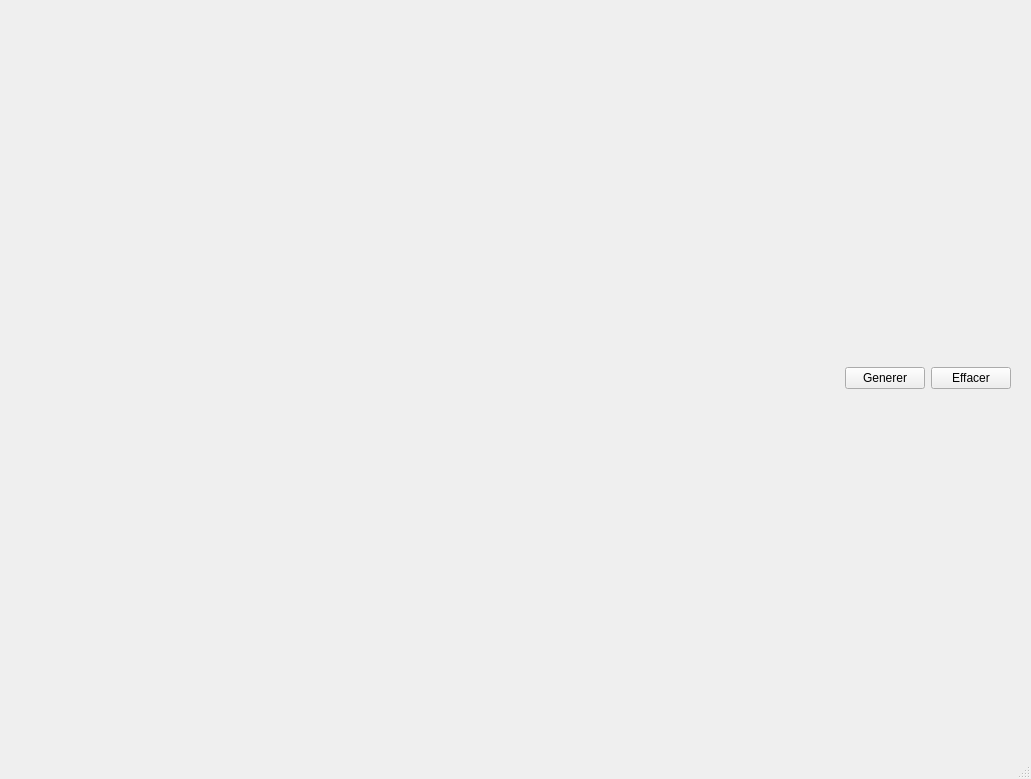
Qt form TP3/view/ui/main_window.ui (SimonCooper235/TP3-Session3) before a commit.
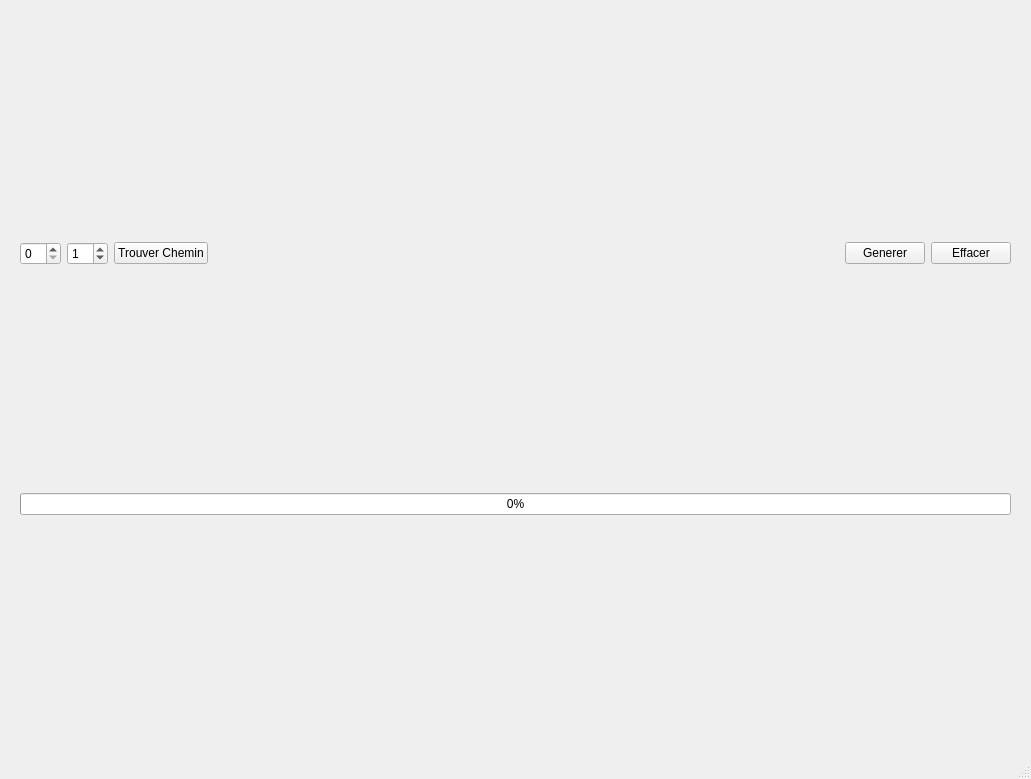
The same form after that commit.

What changed in the file:
```diff
--- a/TP3/view/ui/main_window.ui
+++ b/TP3/view/ui/main_window.ui
@@ -32,7 +32,7 @@
      <verstretch>1</verstretch>
     </sizepolicy>
    </property>
-   <layout class="QVBoxLayout" name="verticalLayout_2" stretch="1,0">
+   <layout class="QVBoxLayout" name="verticalLayout_2" stretch="1,0,0">
     <property name="leftMargin">
      <number>20</number>
     </property>
@@ -53,7 +53,24 @@
      </layout>
     </item>
     <item>
-     <layout class="QHBoxLayout" name="creationLayout" stretch="0,0,0">
+     <layout class="QHBoxLayout" name="creationLayout" stretch="0,0,0,0,0,0">
+      <item>
+       <widget class="QSpinBox" name="debutSpinBox"/>
+      </item>
+      <item>
+       <widget class="QSpinBox" name="finSpinBox">
+        <property name="value">
+         <number>1</number>
+        </property>
+       </widget>
+      </item>
+      <item>
+       <widget class="QPushButton" name="trouverCheminPushButton">
+        <property name="text">
+         <string>Trouver Chemin</string>
+        </property>
+       </widget>
+      </item>
       <item>
        <spacer name="horizontalSpacer_3">
         <property name="orientation">
@@ -83,6 +100,13 @@
       </item>
      </layout>
     </item>
+    <item>
+     <widget class="QProgressBar" name="progressBar">
+      <property name="value">
+       <number>0</number>
+      </property>
+     </widget>
+    </item>
    </layout>
   </widget>
   <widget class="QMenuBar" name="menubar">
```
Left out of the diff: 2 changed lines with no effect on the pictures.
